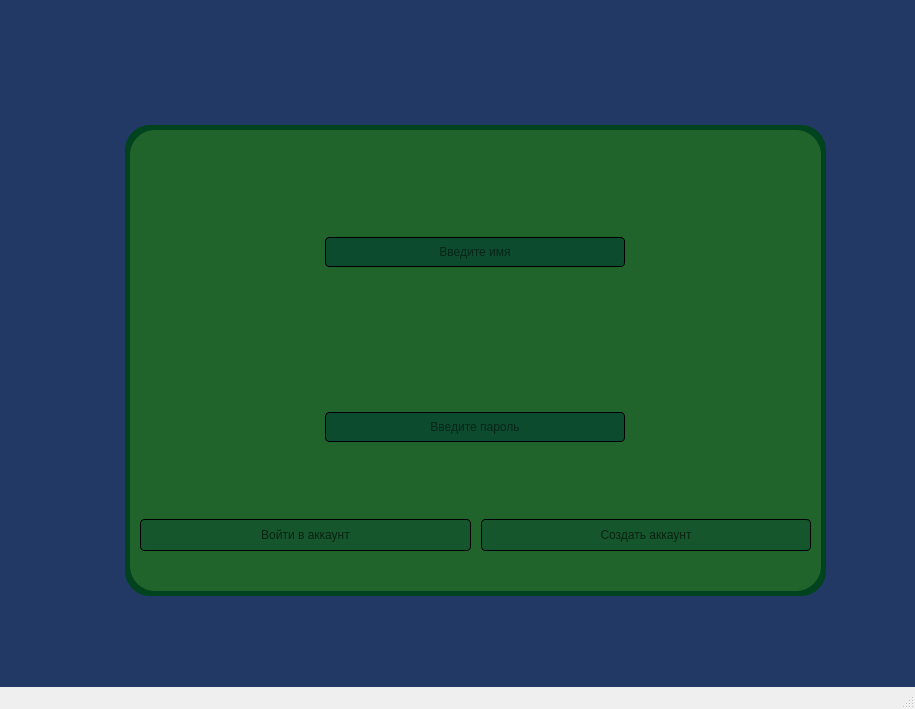
First picture: the form in internal/ooi/aooth.ui, repository Tikhon2783/yandex-liceum-QT-project, before the edit.
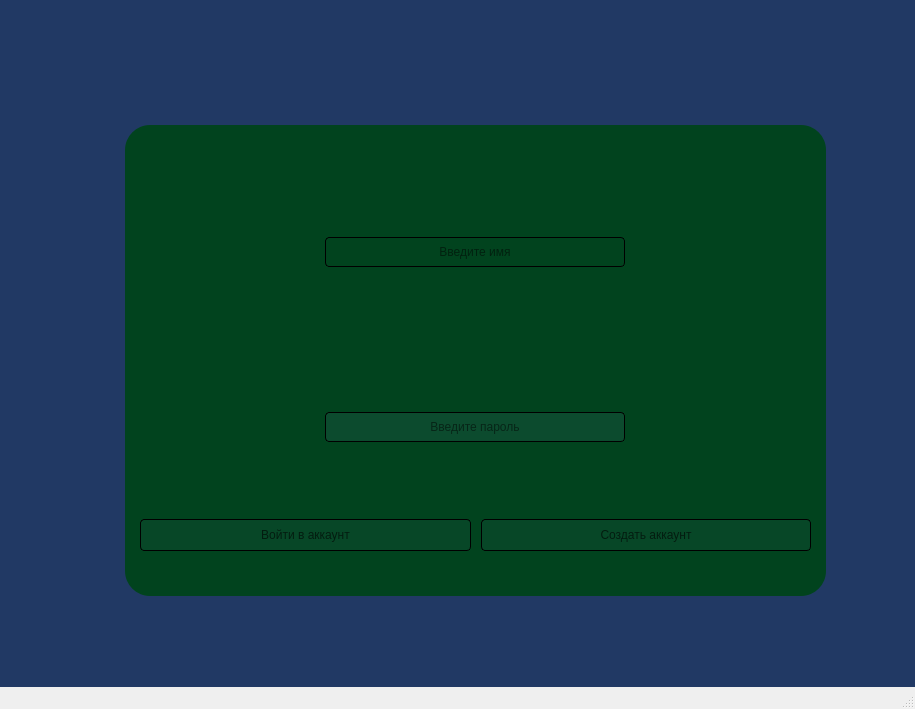
Second picture: the form after the edit.

What changed in the file:
```diff
--- a/internal/ooi/aooth.ui
+++ b/internal/ooi/aooth.ui
@@ -18,9 +18,9 @@
   </property>
   <widget class="QWidget" name="centralwidget">
    <property name="styleSheet">
-    <string notr="true">background-color:rgb(1,55,122);
-background-color: rgb(5, 30, 139);
-background-color: rgb(24, 44, 82);
+    <string notr="true">background-color:rgb(1, 67, 30);
+background-color: rgb(1, 67, 30);
+background-color: rgb(1, 67, 30);
 background-color: rgb(33, 57, 100);</string>
    </property>
    <widget class="QWidget" name="form_widget" native="true">
@@ -33,7 +33,7 @@
      </rect>
     </property>
     <property name="styleSheet">
-     <string notr="true">background-color: rgb(33, 100, 43);
+     <string notr="true">background-color: rgb(1, 67, 30);
 border-radius: 25px;</string>
     </property>
     <widget class="QWidget" name="verticalLayoutWidget">
@@ -84,7 +84,7 @@
            <bool>false</bool>
           </property>
           <property name="styleSheet">
-           <string notr="true">background-color: rgb(12, 75, 46);
+           <string notr="true">background-color: rgb(1, 67, 30);
 color: rgb(0, 0, 0);
 border-radius: 4px;
 border: 1px solid black;
```
